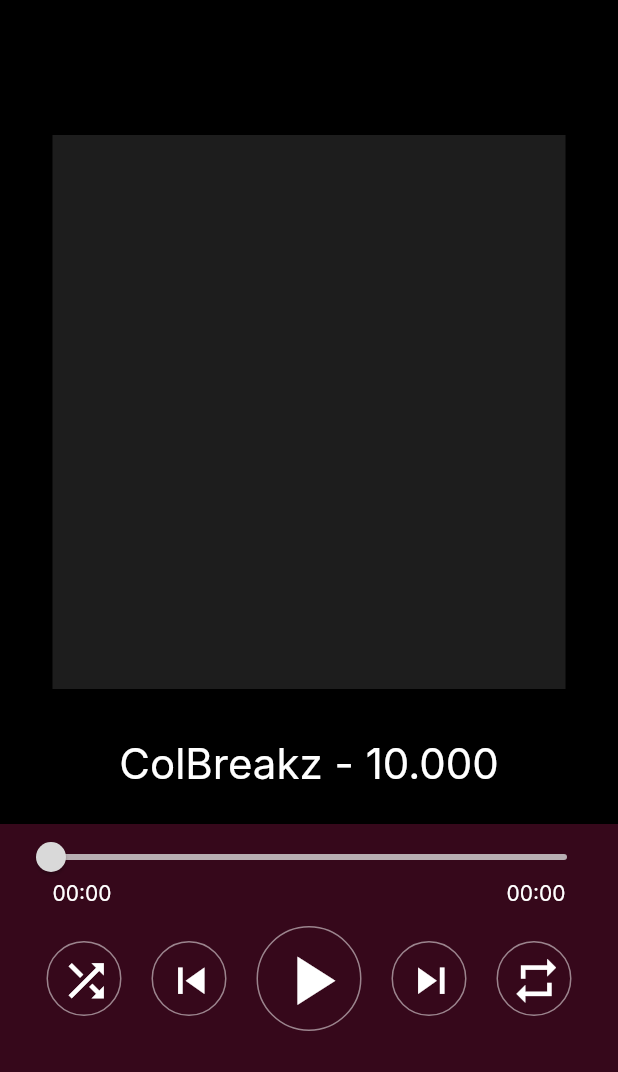
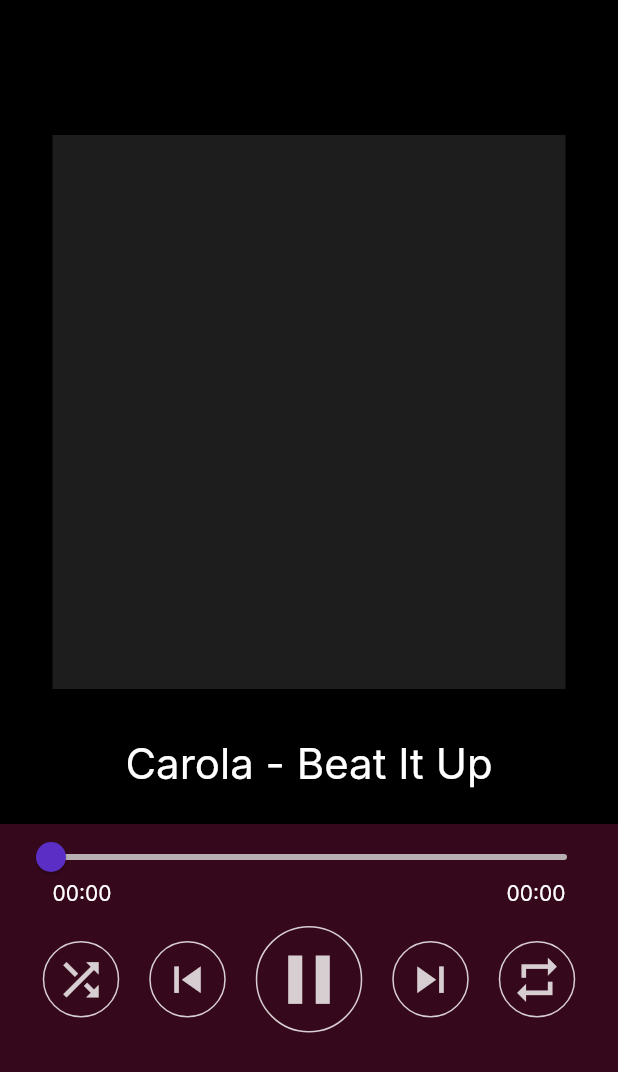
Before and after one commit to n3wzd/FlutPlayer, a Flutter app: the screen it shows after launch, after a tap on the "shuffle" icon, on a phone screen of 412 x 824 dp. Shown: the top 1072 px of the screen. Run offline on Flutter 3.47's test engine with Material 2 defaults, Android fonts, the phone set to English and light mode, and no system bars; our stand-ins replace assets_audio_player; Roboto replaces fonts that are missing (Inter).

Commit message:
update button design

```diff
--- a/lib/pages/components/button.dart
+++ /dev/null
@@ -1,34 +0,0 @@
-import 'package:flutter/material.dart';
-
-class Button extends StatelessWidget {
-  const Button(
-      {Key? key,
-      required this.buttonRadius,
-      required this.icon,
-      required this.onPressed})
-      : super(key: key);
-  final double buttonRadius;
-  final Icon icon;
-  final VoidCallback onPressed;
-
-  @override
-  Widget build(BuildContext context) {
-    return Container(
-      width: buttonRadius,
-      height: buttonRadius,
-      decoration: ShapeDecoration(
-        color: Colors.white.withOpacity(0),
-        shape: OvalBorder(
-          side: BorderSide(
-            width: 1,
-            color: Colors.white.withOpacity(0.5),
-          ),
-        ),
-      ),
-      child: IconButton(
-        icon: icon,
-        onPressed: onPressed,
-      ),
-    );
-  }
-}
--- a/lib/pages/components/time_text.dart
+++ b/lib/pages/components/time_text.dart
@@ -4,7 +4,7 @@ class TimeText extends StatelessWidget {
   const TimeText({Key? key, required this.timeValue}) : super(key: key);
   final Duration timeValue;
 
-  String getTimeFormat(Duration d) {
+  static String getTimeFormat(Duration d) {
     int minutes = d.inMinutes % 60, seconds = d.inSeconds % 60;
     String minutesPadding = minutes < 10 ? '0' : '';
     String secondsPadding = seconds < 10 ? '0' : '';
--- a/lib/pages/page1.dart
+++ b/lib/pages/page1.dart
@@ -13,17 +13,18 @@ class Page1 extends StatefulWidget {
 
 class _Page1State extends State<Page1> {
   final assetsAudioPlayer = AssetsAudioPlayer.newPlayer();
-  String title = '';
+  Playlist audioList = Playlist(audios: [
+    Audio("assets/audios/Carola-BeatItUp.mp3",
+        metas: Metas(title: 'Carola - Beat It Up')),
+    Audio("assets/audios/Savoy-LetYouGo.mp3",
+        metas: Metas(title: 'Savoy - Let You Go')),
+    Audio("assets/audios/ColBreakz-10.000.mp3",
+        metas: Metas(title: 'ColBreakz - 10.000')),
+  ]);
 
   void openPlayer() async {
-    await assetsAudioPlayer.open(
-      Audio(
-        "assets/audios/abc.mp3",
-      ),
-    );
-    setState(() {
-      title = 'ColBreakz - 10.000';
-    });
+    await assetsAudioPlayer.open(audioList);
+    setState(() {});
   }
 
   @override
@@ -49,7 +50,7 @@ class _Page1State extends State<Page1> {
               Expanded(
                 flex: 2,
                 child: CenterSection(
-                  title: title,
+                  assetsAudioPlayer: assetsAudioPlayer,
                 ),
               ),
               Expanded(
--- a/lib/pages/page1/button_ui.dart
+++ b/lib/pages/page1/button_ui.dart
@@ -1,71 +1,85 @@
 import 'package:flutter/material.dart';
 import 'package:assets_audio_player/assets_audio_player.dart';
 
-import '../components/button.dart';
-
-class ButtonUI extends StatelessWidget {
+class ButtonUI extends StatefulWidget {
   const ButtonUI({Key? key, required this.assetsAudioPlayer}) : super(key: key);
   final AssetsAudioPlayer assetsAudioPlayer;
 
-  void onPlay() {
-    assetsAudioPlayer.playOrPause();
+  @override
+  State<ButtonUI> createState() => _ButtonUIState();
 }
+
+class _ButtonUIState extends State<ButtonUI> {
+  bool _isPlay = true;
 
   @override
   Widget build(BuildContext context) {
-    return Row(
+    return Theme(
+      data: ThemeData(
+        iconButtonTheme: IconButtonThemeData(
+          style: ButtonStyle(
+            iconColor: MaterialStateProperty.all(const Color(0xCCFFFFFF)),
+            backgroundColor: MaterialStateProperty.all(Colors.transparent),
+            shape: MaterialStateProperty.all(const CircleBorder(
+                side: BorderSide(color: Color(0xCCFFFFFF), width: 1))),
+            overlayColor:
+                MaterialStateProperty.resolveWith((Set<MaterialState> states) {
+              if (states.contains(MaterialState.pressed)) {
+                return const Color(0x44FFFFFF);
+              } else if (states.contains(MaterialState.hovered)) {
+                return const Color(0x33FFFFFF);
+              }
+              return Colors.transparent;
+            }),
+          ),
+        ),
+        useMaterial3: true,
+      ),
+      child: Row(
         mainAxisAlignment: MainAxisAlignment.center,
         children: [
-        Button(
-          buttonRadius: 50,
-          onPressed: onPlay,
-          icon: const Icon(
-            Icons.shuffle,
-            color: Colors.white,
-            size: 35,
-          ),
+          IconButton(
+            icon: const Icon(Icons.shuffle),
+            iconSize: 35,
+            onPressed: () {},
           ),
           const SizedBox(width: 20),
-        Button(
-          buttonRadius: 50,
-          onPressed: onPlay,
-          icon: const Icon(
-            Icons.skip_previous,
-            color: Colors.white,
-            size: 35,
-          ),
+          IconButton(
+            icon: const Icon(Icons.skip_previous),
+            iconSize: 35,
+            onPressed: () {},
           ),
           const SizedBox(width: 20),
-        Button(
-          buttonRadius: 70,
-          onPressed: onPlay,
-          icon: const Icon(
-            Icons.play_arrow,
-            color: Colors.white,
-            size: 55,
-          ),
+          IconButton(
+            isSelected: _isPlay,
+            icon: const Icon(Icons.play_arrow),
+            selectedIcon: const Icon(Icons.pause),
+            iconSize: 55,
+            onPressed: () {
+              if (_isPlay) {
+                widget.assetsAudioPlayer.pause();
+              } else {
+                widget.assetsAudioPlayer.play();
+              }
+              setState(() {
+                _isPlay = !_isPlay;
+              });
+            },
           ),
           const SizedBox(width: 20),
-        Button(
-          buttonRadius: 50,
-          onPressed: onPlay,
-          icon: const Icon(
-            Icons.skip_next,
-            color: Colors.white,
-            size: 35,
-          ),
+          IconButton(
+            icon: const Icon(Icons.skip_next),
+            iconSize: 35,
+            onPressed: () {},
           ),
           const SizedBox(width: 20),
-        Button(
-          buttonRadius: 50,
-          onPressed: onPlay,
-          icon: const Icon(
-            Icons.repeat,
-            color: Colors.white,
-            size: 35,
-          ),
+          IconButton(
+            icon: const Icon(Icons.repeat),
+            iconSize: 35,
+            onPressed: () {},
           ),
         ],
+      ),
     );
   }
 }
--- a/lib/pages/page1/center.dart
+++ b/lib/pages/page1/center.dart
@@ -1,12 +1,10 @@
 import 'package:flutter/material.dart';
-
-import './song_cover.dart';
-import './song_title.dart';
-import './top_menu.dart';
+import 'package:assets_audio_player/assets_audio_player.dart';
 
 class CenterSection extends StatelessWidget {
-  const CenterSection({Key? key, required this.title}) : super(key: key);
-  final String title;
+  const CenterSection({Key? key, required this.assetsAudioPlayer})
+      : super(key: key);
+  final AssetsAudioPlayer assetsAudioPlayer;
 
   @override
   Widget build(BuildContext context) {
@@ -14,14 +12,32 @@ class CenterSection extends StatelessWidget {
       children: [
         const SizedBox(
           height: 80,
-          child: TopMenu(),
+          child: SizedBox(height: 1),
         ),
-        const Expanded(
-          child: SongCover(),
+        Expanded(
+          child: Container(
+            padding:
+                const EdgeInsets.symmetric(horizontal: 35.0, vertical: 10.0),
+            child: Container(
+              decoration: const BoxDecoration(color: Color(0xFF1D1D1D)),
+            ),
+          ),
         ),
         SizedBox(
           height: 80,
-          child: SongTitle(title: title),
+          child: Container(
+            alignment: Alignment.center,
+            child: Text(
+              'Carola - Beat It Up', // assetsAudioPlayer.getCurrentAudioTitle,
+              style: const TextStyle(
+                color: Colors.white,
+                fontSize: 28,
+                fontFamily: 'Inter',
+                fontWeight: FontWeight.w400,
+                height: 0,
+              ),
+            ),
+          ),
         ),
       ],
     );
--- a/lib/pages/page1/control_ui.dart
+++ b/lib/pages/page1/control_ui.dart
@@ -15,10 +15,10 @@ class ControlUI extends StatefulWidget {
   final AssetsAudioPlayer assetsAudioPlayer;
 
   @override
-  State<ControlUI> createState() => _ControlSliderState();
+  State<ControlUI> createState() => _ControlUIState();
 }
 
-class _ControlSliderState extends State<ControlUI> {
+class _ControlUIState extends State<ControlUI> {
   double _sliderValue = 0;
   bool _isSliderChanging = false;
   int _afterChangedCount = 2;
@@ -46,19 +46,24 @@ class _ControlSliderState extends State<ControlUI> {
               setState(() {
                 _sliderValue = value;
                 _isSliderChanging = true;
-                _afterChangedCount = 2;
               });
             },
             onChangeEnd: (double value) {
               widget.assetsAudioPlayer
                   .seek(Duration(milliseconds: value.toInt()));
-              _sliderValue = value;
               _isSliderChanging = false;
               _afterChangedCount = 2;
             },
-            thumbColor: const Color(0xFFD9D9D9),
+            thumbColor: const Color(0xFF5B2EC5),
             activeColor: const Color(0xFF5B2EC5),
             inactiveColor: const Color(0xCCD9D9D9),
+            overlayColor:
+                MaterialStateProperty.resolveWith((Set<MaterialState> states) {
+              if (states.contains(MaterialState.hovered)) {
+                return const Color(0x445B2EC5);
+              }
+              return Colors.transparent;
+            }),
           ),
         ),
         Container(
--- a/lib/pages/page1/song_cover.dart
+++ /dev/null
@@ -1,15 +0,0 @@
-import 'package:flutter/material.dart';
-
-class SongCover extends StatelessWidget {
-  const SongCover({Key? key}) : super(key: key);
-
-  @override
-  Widget build(BuildContext context) {
-    return Container(
-      padding: const EdgeInsets.symmetric(horizontal: 35.0, vertical: 10.0),
-      child: Container(
-        decoration: const BoxDecoration(color: Color(0xFF1D1D1D)),
-      ),
-    );
-  }
-}
--- a/lib/pages/page1/song_title.dart
+++ /dev/null
@@ -1,23 +0,0 @@
-import 'package:flutter/material.dart';
-
-class SongTitle extends StatelessWidget {
-  const SongTitle({Key? key, required this.title}) : super(key: key);
-  final String title;
-
-  @override
-  Widget build(BuildContext context) {
-    return Container(
-      alignment: Alignment.center,
-      child: Text(
-        title,
-        style: const TextStyle(
-          color: Colors.white,
-          fontSize: 28,
-          fontFamily: 'Inter',
-          fontWeight: FontWeight.w400,
-          height: 0,
-        ),
-      ),
-    );
-  }
-}
--- a/lib/pages/page1/top_menu.dart
+++ /dev/null
@@ -1,10 +0,0 @@
-import 'package:flutter/material.dart';
-
-class TopMenu extends StatelessWidget {
-  const TopMenu({Key? key}) : super(key: key);
-
-  @override
-  Widget build(BuildContext context) {
-    return const SizedBox(height: 1);
-  }
-}
```
Also changed, not shown: 3 other files. Lines whose indentation alone changed are shown as unchanged.
